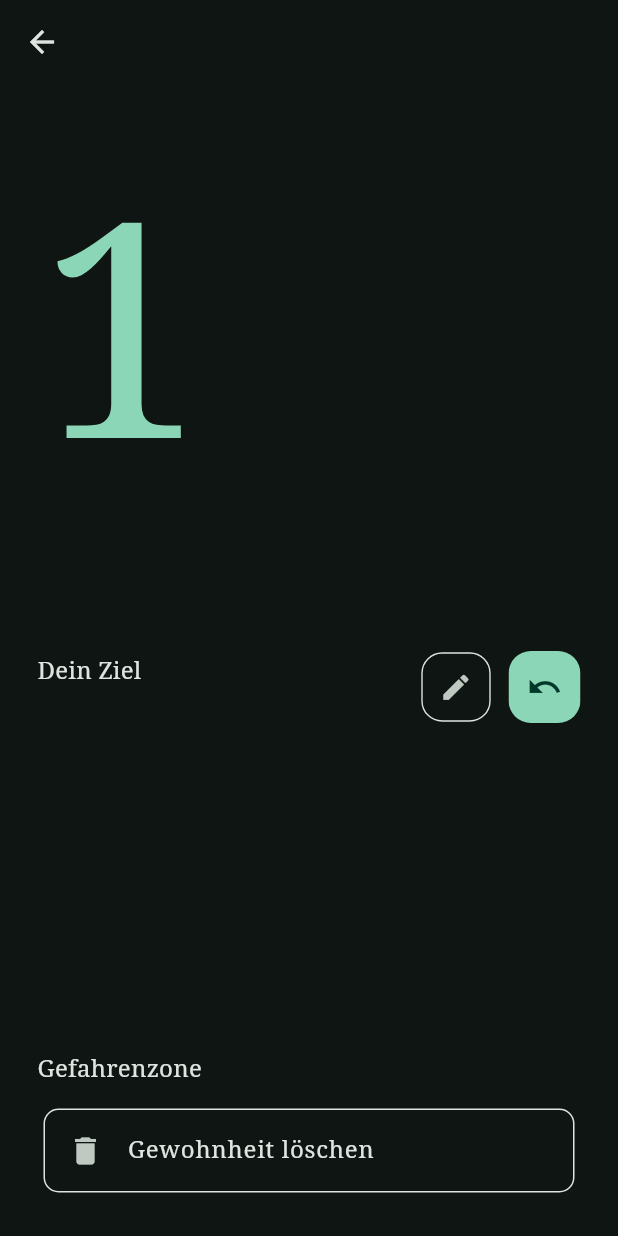
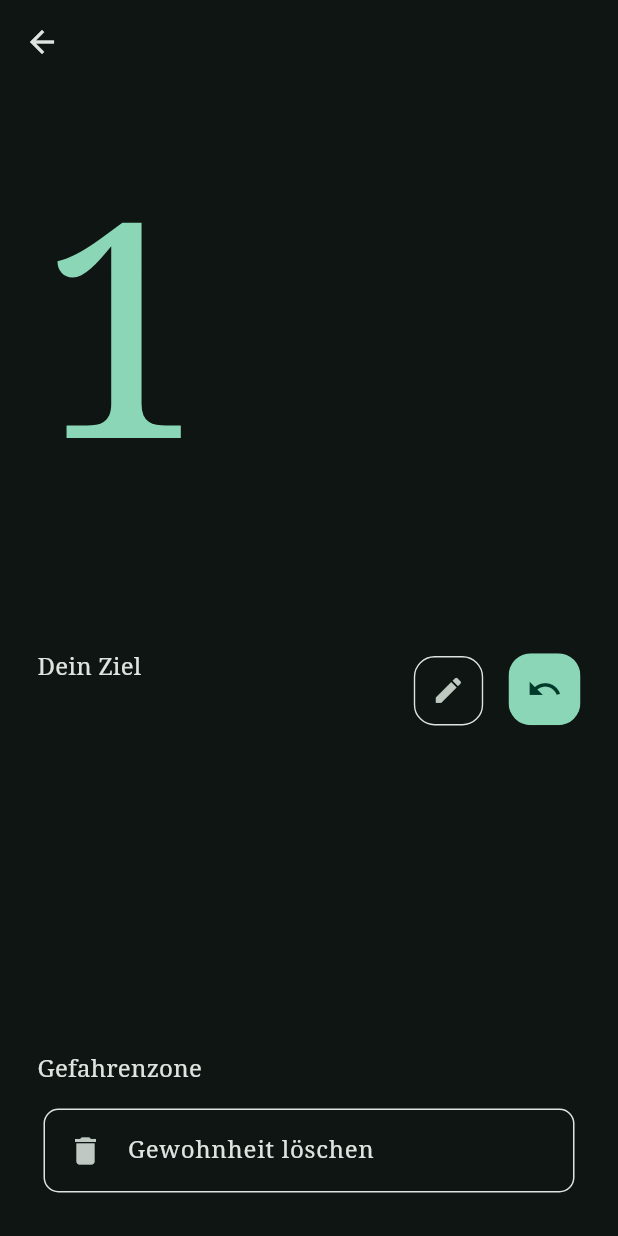
Before and after one commit to Hudlle/Habit-MVP, a Flutter app: the HabitCloseLook screen opened directly with empty values, after a tap on the "check" icon, on a phone screen of 412 x 824 dp. Run offline on Flutter 3.47's test engine with Material 3 defaults, Android fonts, the phone set to English and light mode, and no system bars; our stand-ins replace google_fonts, objectbox, rxdart; accounts and stored records are empty; generated files the repository leaves out were written again.

Commit message:
fix: reprogrammed habit card state management and daystreak provider to ensure undo functionaltiy

```diff
--- a/lib/app.dart
+++ b/lib/app.dart
@@ -50,8 +50,8 @@ class HabitApp extends StatelessWidget {
                 routes: {
                   homeRoute: (BuildContext context) => const Home(),
                   habitCloseLookRoute: (BuildContext context) {
-                    final habit = ModalRoute.of(context)!.settings.arguments as Habit;
-                    return HabitCloseLook(habit: habit);
+                    final arguments  = ModalRoute.of(context)!.settings.arguments as List;
+                    return HabitCloseLook(habit: arguments[0], dayStreakProvider: arguments[1]);
                   },
                   habitEditRoute: (BuildContext context) {
                     final habit = ModalRoute.of(context)!.settings.arguments as Habit;
--- a/lib/daystreak_provider.dart
+++ b/lib/daystreak_provider.dart
@@ -15,10 +15,17 @@ class DayStreakProvider with ChangeNotifier {
     _dayStreakCounter = db.getDayStreakCounter();
   }
 
-  void updateDayStreak() {
+  void _updateDayStreak() {
     _dayStreakCounter = db.getDayStreakCounter();
     _dayStreakCounter.update();
     db.dayStreakCounterBox.put(_dayStreakCounter);
+  }
+
+  bool updateHabitAndDayStreak(Habit habit) {
+    habit.toggleCheck();
+    db.habitBox.put(habit);
+    _updateDayStreak();
     notifyListeners();
+    return habit.checked;
   }
 }
--- a/lib/model.dart
+++ b/lib/model.dart
@@ -60,7 +60,7 @@ class DayStreakCounter{
 
   void checkDailyReset() {
     DateTime now = DateTime.now();
-    bool isSameDay = _isSameTestDay(lastUpdated);
+    bool isSameDay = _isSameDay(lastUpdated, now);
 
     if (!isSameDay && !updated) {
       count = 0;
@@ -137,7 +137,7 @@ class Habit{
   //* Functions
   void checkDailyReset() {
     DateTime now = DateTime.now();
-    bool isSameDay = _isSameTestDay(lastChecked);
+    bool isSameDay = _isSameDay(lastChecked, now);
 
     if (!isSameDay && !checked) {
       streak = 0;
--- a/lib/objectbox.dart
+++ b/lib/objectbox.dart
@@ -50,13 +50,13 @@ class ObjectBox {
   Stream<List<Habit>> getSortedHabits() {
     final Stream<List<Habit>> notCheckedHabits = habitBox
       .query(Habit_.checked.equals(false))
-      .order(Habit_.name, flags: Order.descending)
+      .order(Habit_.name)
       .watch(triggerImmediately: true)
       .map((query) => query.find());
 
     final Stream<List<Habit>> checkedHabits = habitBox
       .query(Habit_.checked.equals(true))
-      .order(Habit_.name, flags: Order.descending)
+      .order(Habit_.name)
       .watch(triggerImmediately: true)
       .map((query) => query.find());
 
--- a/lib/pages/habit_close_look.dart
+++ b/lib/pages/habit_close_look.dart
@@ -2,6 +2,7 @@ import 'package:flutter/material.dart';
 import 'dart:developer';
 import 'package:google_fonts/google_fonts.dart';
 import 'package:flutter_gen/gen_l10n/app_localizations.dart';
+import 'package:habit_mvp/daystreak_provider.dart';
 
 import 'package:habit_mvp/default_data.dart';
 import 'package:habit_mvp/default_widgets.dart';
@@ -11,10 +12,12 @@ import 'package:habit_mvp/main.dart';
 class HabitCloseLook extends StatefulWidget {
   const HabitCloseLook({
     super.key,
-    required this.habit
+    required this.habit,
+    required this.dayStreakProvider
   });
 
   final Habit habit;
+  final DayStreakProvider dayStreakProvider;
 
   @override
   State<HabitCloseLook> createState() => _HabitCloseLookState();
@@ -30,8 +33,7 @@ class _HabitCloseLookState extends State<HabitCloseLook> {
   }
 
   void toggleCheckButton() {
-    bool newCheckedStatus = widget.habit.toggleCheck();
-    db.habitBox.put(widget.habit);
+    bool newCheckedStatus = widget.dayStreakProvider.updateHabitAndDayStreak(widget.habit);
     setState(() {
       checkedStatus = newCheckedStatus;
     });
@@ -89,6 +91,7 @@ class _HabitCloseLookState extends State<HabitCloseLook> {
                         text: AppLocalizations.of(context)!.yourGoal,
                         textType: TextType.title,
                       ),
+                      SmallSpacer(),
                       SizedBox(
                         width: 225,
                         child: CustomText(
@@ -100,6 +103,9 @@ class _HabitCloseLookState extends State<HabitCloseLook> {
                     ],
                   ),
                   Spacer(),
+                  Row(
+                    crossAxisAlignment: CrossAxisAlignment.start,
+                    children: [
                       Material(
                         child: Center(
                           child: Transform.scale(
@@ -119,7 +125,7 @@ class _HabitCloseLookState extends State<HabitCloseLook> {
                           )
                         ),
                       ),
-                  SizedBox(width: 10,),
+                      SizedBox(width: 15,),
                       Material(
                         child: Center(
                           child: Ink(
@@ -140,6 +146,8 @@ class _HabitCloseLookState extends State<HabitCloseLook> {
                             ),
                           ),
                         ),
+                      ),
+                    ],
                   ),
                 ],
               ),
--- a/lib/pages/home.dart
+++ b/lib/pages/home.dart
@@ -126,23 +126,23 @@ class _HomeState extends State<Home> {
                                   ],
                                 );
                               } else {
+                                return Consumer<DayStreakProvider>(
+                                  builder: (context, dayStreakProvider, child) {
                                     return GestureDetector(
                                       onTap: () {
                                         Navigator.pushNamed(
                                           context,
-                                      arguments: snapshot.data![index],
+                                          arguments: [snapshot.data![index], dayStreakProvider],
                                           habitCloseLookRoute,
                                         );
                                       },
-                                  child: Consumer<DayStreakProvider>(
-                                    builder: (context, dayStreakProvider, child) {
-                                      return HabitCard(
+                                      child: HabitCard(
                                         key: ValueKey(snapshot.data?[index].id),
                                         habit: snapshot.data![index],
                                         dayStreakProvider: dayStreakProvider,
+                                      ),
                                     );
-                                    },
-                                  ),
+                                  }
                                 );
                               }
                             },
@@ -178,21 +178,14 @@ class HabitCard extends StatefulWidget {
 }
 
 class _HabitCardState extends State<HabitCard> {
-  late bool checkedStatus;
 
   @override
   void initState() {
-    checkedStatus = widget.habit.checked;
     super.initState();
   }
 
   void handleCheck() {
-    bool newCheckedStatus = widget.habit.toggleCheck();
-    db.habitBox.put(widget.habit);
-    setState(() {
-      checkedStatus = newCheckedStatus;
-    });
-    widget.dayStreakProvider.updateDayStreak();
+    widget.dayStreakProvider.updateHabitAndDayStreak(widget.habit);
   }
 
   @override
@@ -206,7 +199,7 @@ class _HabitCardState extends State<HabitCard> {
     }
 
     return Card(
-      color: checkedStatus ? Theme.of(context).colorScheme.primary : Theme.of(context).colorScheme.onPrimary,
+      color: widget.habit.checked ? Theme.of(context).colorScheme.primary : Theme.of(context).colorScheme.onPrimary,
       margin: const EdgeInsets.only(bottom: 10),
       child: Container(
         padding: const EdgeInsets.all(15),
@@ -224,13 +217,13 @@ class _HabitCardState extends State<HabitCard> {
                     text: widget.habit.name,
                     textType: TextType.title,
                     softWrapToggle: true,
-                    specialColor: checkedStatus ? Theme.of(context).colorScheme.onPrimary : Theme.of(context).colorScheme.onSecondaryContainer,
+                    specialColor: widget.habit.checked ? Theme.of(context).colorScheme.onPrimary : Theme.of(context).colorScheme.onSecondaryContainer,
                   ),
                   CustomText(
                     text: getShortDescription(widget.habit.description),
                     textType: TextType.body,
                     softWrapToggle: true,
-                    specialColor: checkedStatus ? Theme.of(context).colorScheme.onPrimary : Theme.of(context).colorScheme.onSecondaryContainer,
+                    specialColor: widget.habit.checked ? Theme.of(context).colorScheme.onPrimary : Theme.of(context).colorScheme.onSecondaryContainer,
                   ),
                 ],
               ),
@@ -243,12 +236,12 @@ class _HabitCardState extends State<HabitCard> {
                     "🔥${widget.habit.streak}",
                     style: TextStyle(
                       fontSize: 20,
-                      color: checkedStatus ? Theme.of(context).colorScheme.onPrimary : Theme.of(context).colorScheme.onSecondaryContainer,
+                      color: widget.habit.checked ? Theme.of(context).colorScheme.onPrimary : Theme.of(context).colorScheme.onSecondaryContainer,
                     ),
                   ),
                   const SizedBox(width: 15),
                   Visibility(
-                    visible: !checkedStatus,
+                    visible: !widget.habit.checked,
                     child: FilledButton(
                       onPressed:() {
                         handleCheck();
```
Lines whose indentation alone changed are shown as unchanged.
